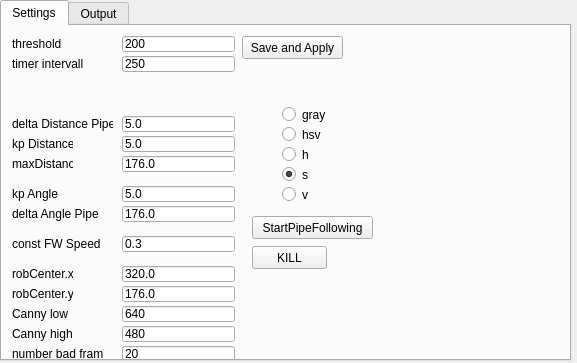
The window that Hanse/Behaviour_PipeFollowing/pipefollowingform.ui (iti-luebeck/HANSE2011) describes before a commit, drawn with Qt 5.
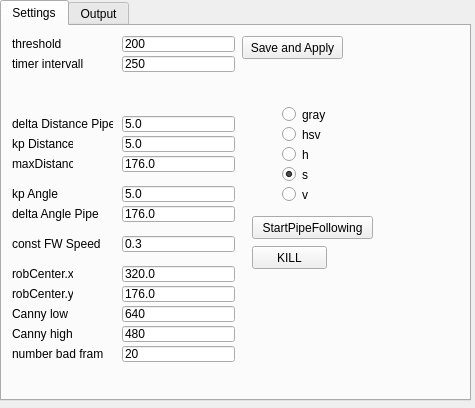
The same window after the commit. The open tabs and pages were chosen to show the change.

Patch:
```diff
--- a/Hanse/Behaviour_PipeFollowing/pipefollowingform.ui
+++ b/Hanse/Behaviour_PipeFollowing/pipefollowingform.ui
@@ -6,8 +6,8 @@
    <rect>
     <x>0</x>
     <y>0</y>
-    <width>577</width>
-    <height>363</height>
+    <width>475</width>
+    <height>408</height>
    </rect>
   </property>
   <property name="windowTitle">
@@ -18,8 +18,8 @@
     <rect>
      <x>0</x>
      <y>0</y>
-     <width>571</width>
-     <height>361</height>
+     <width>471</width>
+     <height>401</height>
     </rect>
    </property>
    <property name="currentIndex">
```
Left out of the diff: 2 changed lines with no effect on the pictures.
